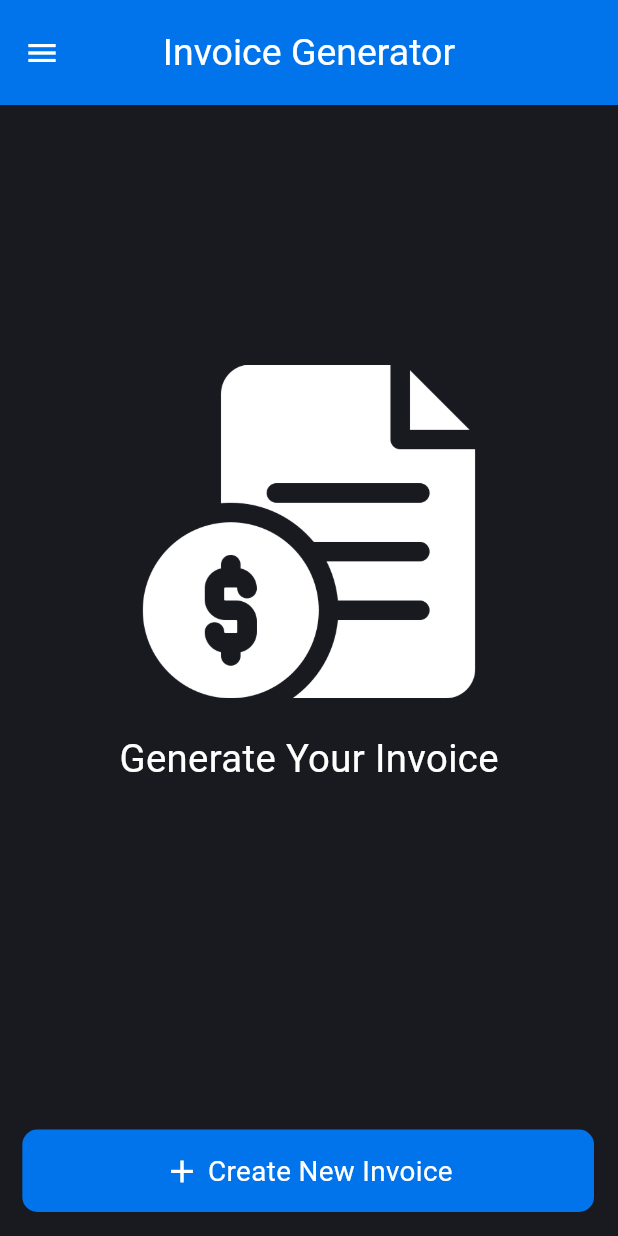
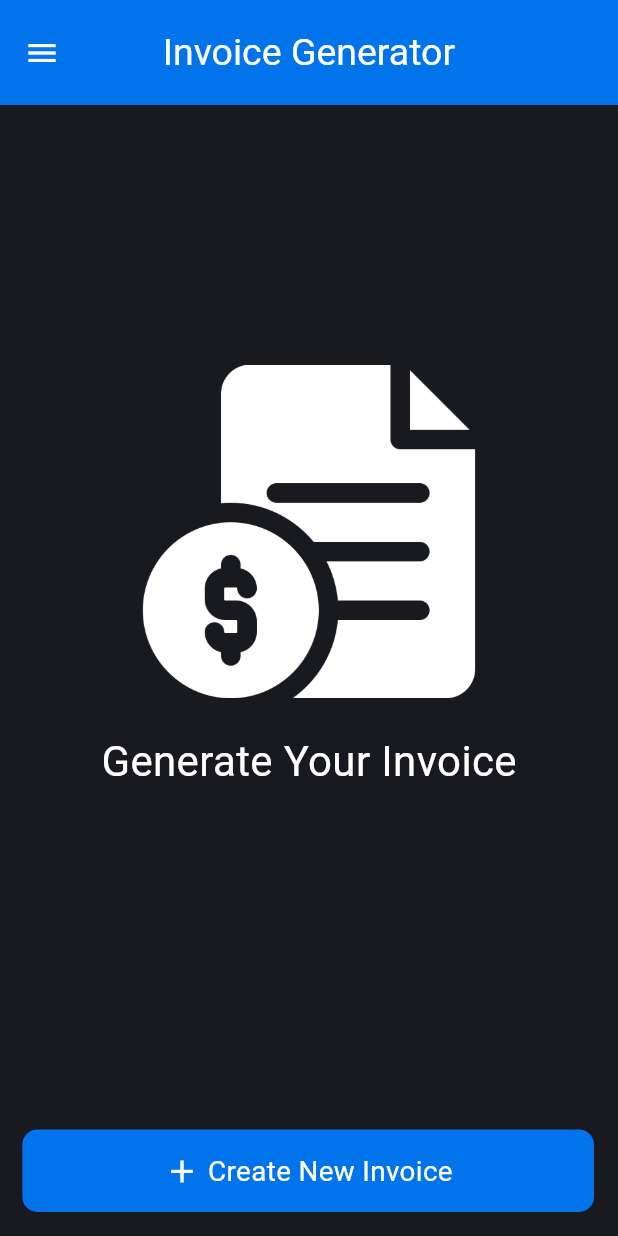
Before and after one commit to AnkitUmredkar/My_Practice, a Flutter app: the screen it shows after launch, on a phone screen of 412 x 824 dp. Run offline on Flutter 3.47's test engine with Material 3 defaults, Android fonts, the phone set to English and light mode, and no system bars; our stand-ins replace pdf, printing.

Commit message:
Initial commit

```diff
--- a/lib/Invoice Generator/invoice_generator.dart
+++ b/lib/Invoice Generator/invoice_generator.dart
@@ -58,7 +58,7 @@ class _InvoiceGeneratorState extends State<InvoiceGenerator> {
                   Text(
                     'Generate Your Invoice',
                     style:
-                        TextStyle(color: Colors.white, fontSize: width * 0.062),
+                        TextStyle(color: Colors.white, fontSize: width * 0.068),
                   )
                 ],
               )
```
